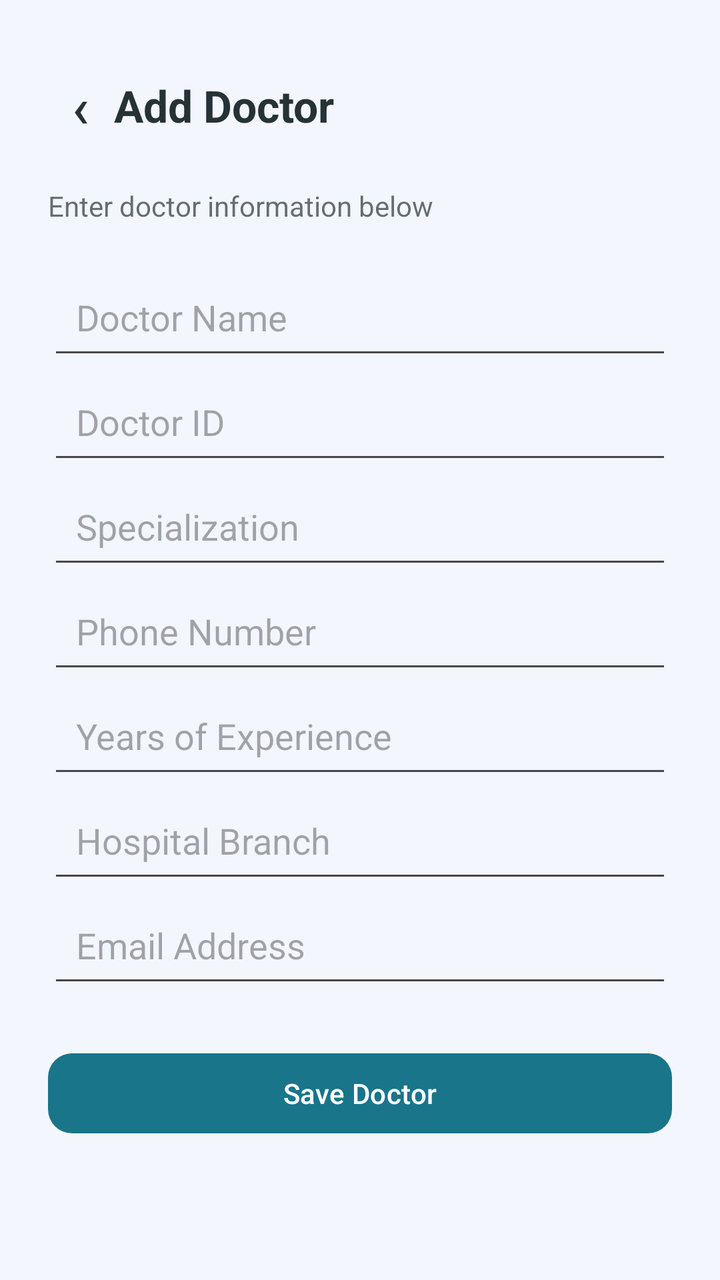
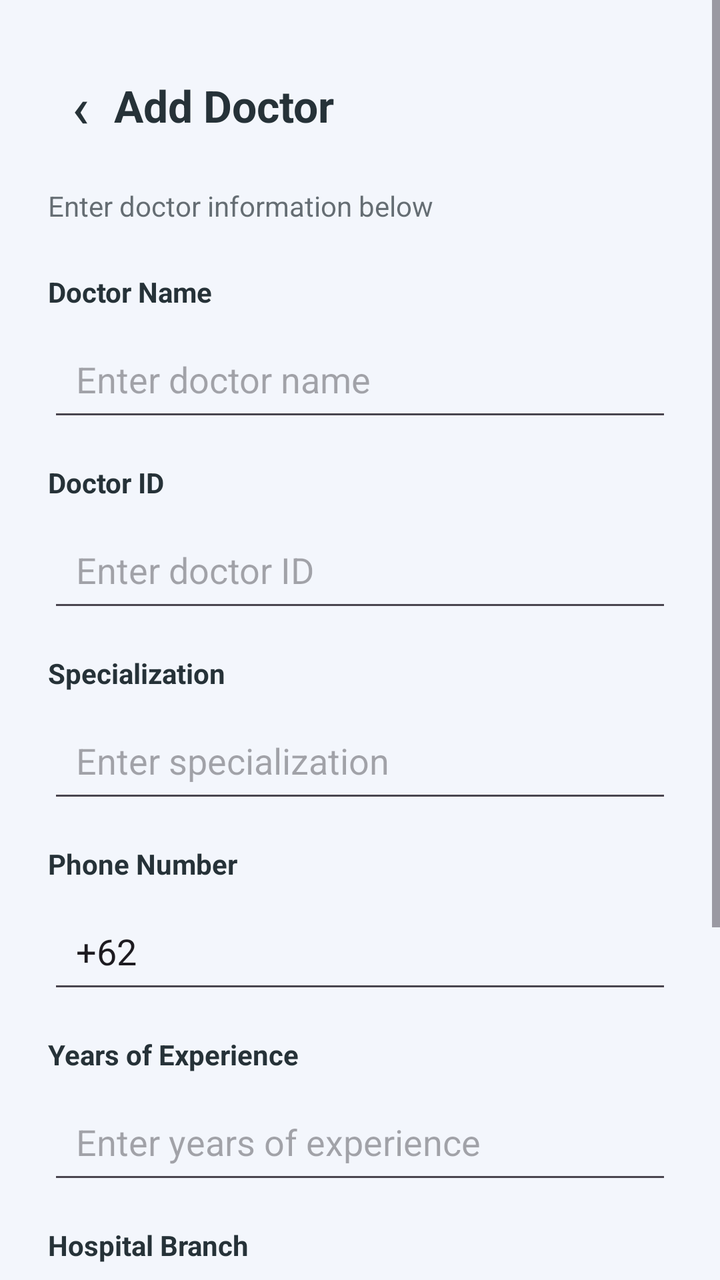

Compare the two renders of this Android layout. The source of the first and the diff that turns it into the second are given below.
<!-- AndroidManifest.xml: application theme Theme.Dokter2an -->
<!-- res/layout/activity_add_doctor.xml -->
<?xml version="1.0" encoding="utf-8"?>
<ScrollView xmlns:android="http://schemas.android.com/apk/res/android"
    xmlns:app="http://schemas.android.com/apk/res-auto"
    android:layout_width="match_parent"
    android:layout_height="match_parent"
    android:background="?attr/colorSurface"
    android:fillViewport="true">

    <LinearLayout
        android:layout_width="match_parent"
        android:layout_height="wrap_content"
        android:orientation="vertical"
        android:padding="24dp">

        <LinearLayout
            android:layout_width="match_parent"
            android:layout_height="wrap_content"
            android:gravity="center_vertical"
            android:orientation="horizontal">

            <com.google.android.material.button.MaterialButton
                android:id="@+id/btnBack"
                style="@style/Widget.Material3.Button.TextButton"
                android:layout_width="wrap_content"
                android:layout_height="wrap_content"
                android:minWidth="0dp"
                android:text="‹"
                android:textColor="?attr/colorOnSurface"
                android:textSize="28sp" />

            <TextView
                android:layout_width="0dp"
                android:layout_height="wrap_content"
                android:layout_weight="1"
                android:text="Add Doctor"
                android:textColor="?attr/colorOnSurface"
                android:textSize="22sp"
                android:textStyle="bold" />

        </LinearLayout>

        <TextView
            android:layout_width="match_parent"
            android:layout_height="wrap_content"
            android:text="Enter doctor information below"
            android:textColor="?attr/colorOnSurface"
            android:alpha="0.7"
            android:textSize="14sp"
            android:layout_marginTop="12dp"
            android:layout_marginBottom="20dp" />

        <EditText
            android:id="@+id/inputName"
            android:layout_width="match_parent"
            android:layout_height="wrap_content"
            android:hint="Doctor Name"
            android:inputType="textPersonName"
            android:padding="14dp" />

        <EditText
            android:id="@+id/inputDoctorId"
            android:layout_width="match_parent"
            android:layout_height="wrap_content"
            android:hint="Doctor ID"
            android:inputType="text"
            android:padding="14dp" />

        <EditText
            android:id="@+id/inputSpecialization"
            android:layout_width="match_parent"
            android:layout_height="wrap_content"
            android:hint="Specialization"
            android:inputType="textCapSentences"
            android:padding="14dp" />

        <EditText
            android:id="@+id/inputPhone"
            android:layout_width="match_parent"
            android:layout_height="wrap_content"
            android:hint="Phone Number"
            android:inputType="phone"
            android:padding="14dp" />

        <EditText
            android:id="@+id/inputExperience"
            android:layout_width="match_parent"
            android:layout_height="wrap_content"
            android:hint="Years of Experience"
            android:inputType="text"
            android:padding="14dp" />

        <EditText
            android:id="@+id/inputBranch"
            android:layout_width="match_parent"
            android:layout_height="wrap_content"
            android:hint="Hospital Branch"
            android:inputType="textCapSentences"
            android:padding="14dp" />

        <EditText
            android:id="@+id/inputEmail"
            android:layout_width="match_parent"
            android:layout_height="wrap_content"
            android:hint="Email Address"
            android:inputType="textEmailAddress"
            android:padding="14dp" />

        <com.google.android.material.button.MaterialButton
            android:id="@+id/btnSaveDoctor"
            android:layout_width="match_parent"
            android:layout_height="wrap_content"
            android:layout_marginTop="24dp"
            android:text="Save Doctor"
            android:textAllCaps="false"
            app:cornerRadius="12dp" />

    </LinearLayout>
</ScrollView>
<!-- resources referenced by this layout -->
<resources>
  <style name="Theme.Dokter2an" parent="Theme.Material3.DayNight.NoActionBar">
          <item name="colorPrimary">#19758A</item>
          <item name="colorOnPrimary">#FFFFFF</item>
  
          <item name="colorSecondary">#10B981</item>
          <item name="colorOnSecondary">#FFFFFF</item>
  
          <item name="colorSurface">#F3F6FC</item>
          <item name="colorOnSurface">#263238</item>
  
          <item name="android:windowBackground">#F3F6FC</item>
          <item name="android:statusBarColor">#F3F6FC</item>
          <item name="android:navigationBarColor">#F3F6FC</item>
  
          <item name="android:windowLightStatusBar">true</item>
      </style>
</resources>

<!-- the commit's change to res/layout/activity_add_doctor.xml (unified diff, before → after) -->
@@ -42,66 +42,130 @@
         <TextView
             android:layout_width="match_parent"
             android:layout_height="wrap_content"
+            android:layout_marginTop="12dp"
+            android:layout_marginBottom="24dp"
+            android:alpha="0.7"
             android:text="Enter doctor information below"
             android:textColor="?attr/colorOnSurface"
-            android:alpha="0.7"
-            android:textSize="14sp"
-            android:layout_marginTop="12dp"
-            android:layout_marginBottom="20dp" />
+            android:textSize="14sp" />
+
+        <TextView
+            android:layout_width="match_parent"
+            android:layout_height="wrap_content"
+            android:text="Doctor Name"
+            android:textColor="?attr/colorOnSurface"
+            android:textStyle="bold" />
 
         <EditText
             android:id="@+id/inputName"
             android:layout_width="match_parent"
             android:layout_height="wrap_content"
-            android:hint="Doctor Name"
+            android:layout_marginTop="8dp"
+            android:layout_marginBottom="16dp"
+            android:hint="Enter doctor name"
             android:inputType="textPersonName"
             android:padding="14dp" />
+
+        <TextView
+            android:layout_width="match_parent"
+            android:layout_height="wrap_content"
+            android:text="Doctor ID"
+            android:textColor="?attr/colorOnSurface"
+            android:textStyle="bold" />
 
         <EditText
             android:id="@+id/inputDoctorId"
             android:layout_width="match_parent"
             android:layout_height="wrap_content"
-            android:hint="Doctor ID"
+            android:layout_marginTop="8dp"
+            android:layout_marginBottom="16dp"
+            android:hint="Enter doctor ID"
             android:inputType="text"
             android:padding="14dp" />
+
+        <TextView
+            android:layout_width="match_parent"
+            android:layout_height="wrap_content"
+            android:text="Specialization"
+            android:textColor="?attr/colorOnSurface"
+            android:textStyle="bold" />
 
         <EditText
             android:id="@+id/inputSpecialization"
             android:layout_width="match_parent"
             android:layout_height="wrap_content"
-            android:hint="Specialization"
+            android:layout_marginTop="8dp"
+            android:layout_marginBottom="16dp"
+            android:hint="Enter specialization"
             android:inputType="textCapSentences"
             android:padding="14dp" />
+
+        <TextView
+            android:layout_width="match_parent"
+            android:layout_height="wrap_content"
+            android:text="Phone Number"
+            android:textColor="?attr/colorOnSurface"
+            android:textStyle="bold" />
 
         <EditText
             android:id="@+id/inputPhone"
             android:layout_width="match_parent"
             android:layout_height="wrap_content"
-            android:hint="Phone Number"
+            android:layout_marginTop="8dp"
+            android:layout_marginBottom="16dp"
+            android:hint="+62"
             android:inputType="phone"
+            android:text="+62"
             android:padding="14dp" />
+
+        <TextView
+            android:layout_width="match_parent"
+            android:layout_height="wrap_content"
+            android:text="Years of Experience"
+            android:textColor="?attr/colorOnSurface"
+            android:textStyle="bold" />
 
         <EditText
             android:id="@+id/inputExperience"
             android:layout_width="match_parent"
             android:layout_height="wrap_content"
-            android:hint="Years of Experience"
-            android:inputType="text"
+            android:layout_marginTop="8dp"
+            android:layout_marginBottom="16dp"
+            android:hint="Enter years of experience"
+            android:inputType="number"
             android:padding="14dp" />
+
+        <TextView
+            android:layout_width="match_parent"
+            android:layout_height="wrap_content"
+            android:text="Hospital Branch"
+            android:textColor="?attr/colorOnSurface"
+            android:textStyle="bold" />
 
         <EditText
             android:id="@+id/inputBranch"
             android:layout_width="match_parent"
             android:layout_height="wrap_content"
-            android:hint="Hospital Branch"
+            android:layout_marginTop="8dp"
+            android:layout_marginBottom="16dp"
+            android:hint="Enter hospital branch"
             android:inputType="textCapSentences"
             android:padding="14dp" />
+
+        <TextView
+            android:layout_width="match_parent"
+            android:layout_height="wrap_content"
+            android:text="Email Address"
+            android:textColor="?attr/colorOnSurface"
+            android:textStyle="bold" />
 
         <EditText
             android:id="@+id/inputEmail"
             android:layout_width="match_parent"
             android:layout_height="wrap_content"
-            android:hint="Email Address"
+            android:layout_marginTop="8dp"
+            android:layout_marginBottom="24dp"
+            android:hint="Enter email address"
             android:inputType="textEmailAddress"
             android:padding="14dp" />
 
@@ -109,10 +173,10 @@
             android:id="@+id/btnSaveDoctor"
             android:layout_width="match_parent"
             android:layout_height="wrap_content"
-            android:layout_marginTop="24dp"
             android:text="Save Doctor"
             android:textAllCaps="false"
             app:cornerRadius="12dp" />
 
     </LinearLayout>
+
 </ScrollView>
